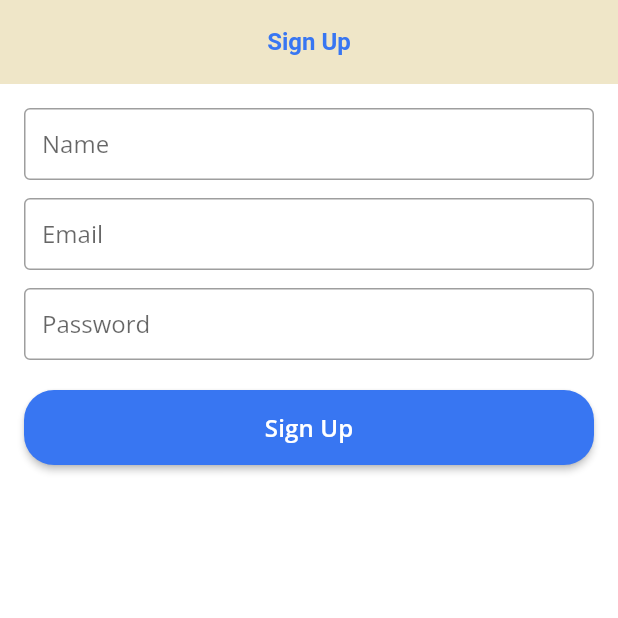
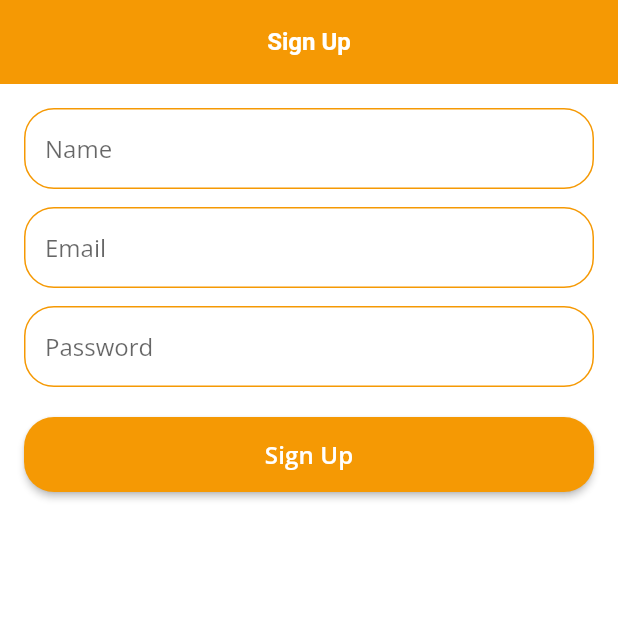
Before and after one commit to Waqas0343/to_do_app_reverpod, a Flutter app: the SignupScreen screen opened by its route, on a phone screen of 412 x 824 dp, the top half of it. Run offline on Flutter 3.47's test engine with Material 3 defaults, Android fonts, the phone set to English and light mode, and no system bars; our stand-ins replace flutter_riverpod, go_router, google_fonts, shared_preferences; accounts and stored records are empty.

Commit message:
Implement All Theme and Custom

```diff
--- a/lib/core/widgets/custom_button.dart
+++ b/lib/core/widgets/custom_button.dart
@@ -29,7 +29,7 @@ class CustomButton extends StatelessWidget {
       height: height,
       child: ElevatedButton(
         style: ElevatedButton.styleFrom(
-          backgroundColor: color ?? AppColors.primary,
+          backgroundColor: color ?? AppColors.secondary,
           shape: RoundedRectangleBorder(
             borderRadius: BorderRadius.circular(20.0),
           ),
--- a/lib/core/widgets/custom_textfield.dart
+++ b/lib/core/widgets/custom_textfield.dart
@@ -1,18 +1,106 @@
 import 'package:flutter/material.dart';
+import 'package:flutter/services.dart';
+import '../theme/app_colors.dart';
 
-class CustomTextField extends StatelessWidget {
+class CustomTextFormField extends StatelessWidget {
   final TextEditingController controller;
-  final String hint;
+  final String? hintText;
+  final String? labelText;
+  final String? errorText;
+  final bool isPassword;
+  final bool obscureText;
+  final VoidCallback? onEyeTap;
+  final TextInputType keyboardType;
+  final List<TextInputFormatter>? inputFormatters;
+  final Function(String)? onChanged;
+  final bool enabled;
+  final Widget? prefixIcon;
+  final Widget? suffixIcon;
+  final bool filled;
+  final Color? fillColor;
+  final double borderRadius;
+  final int maxLines;
+  final int minLines;
+  final String? Function(String?)? validator;
 
-  const CustomTextField({required this.controller, required this.hint, super.key});
+  const CustomTextFormField({
+    super.key,
+    required this.controller,
+    this.hintText,
+    this.labelText,
+    this.errorText,
+    this.isPassword = false,
+    this.obscureText = true,
+    this.onEyeTap,
+    this.keyboardType = TextInputType.text,
+    this.inputFormatters,
+    this.onChanged,
+    this.enabled = true,
+    this.prefixIcon,
+    this.suffixIcon,
+    this.filled = false,
+    this.fillColor,
+    this.borderRadius = 20,
+    this.validator,
+    this.maxLines = 1,
+    this.minLines = 1,
+  });
 
   @override
   Widget build(BuildContext context) {
-    return TextField(
+    return TextFormField(
       controller: controller,
+      keyboardType: keyboardType,
+      inputFormatters: inputFormatters,
+      enabled: enabled,
+      onChanged: onChanged,
+      validator: validator,
+      maxLines: maxLines,
+      minLines: minLines,
+      expands: false,
+
+      obscureText: isPassword ? obscureText : false,
+
       decoration: InputDecoration(
-        hintText: hint,
-        border: OutlineInputBorder(),
+        hintText: hintText,
+        labelText: labelText,
+        errorText: errorText,
+        filled: filled,
+        fillColor: fillColor,
+        prefixIcon: prefixIcon,
+        suffixIcon: isPassword
+            ? IconButton(
+          icon: Icon(
+            obscureText ? Icons.visibility_off : Icons.visibility,
+            color: AppColors.secondary,
+          ),
+          onPressed: onEyeTap,
+        )
+            : suffixIcon,
+        contentPadding: const EdgeInsets.symmetric(
+          vertical: 16,
+          horizontal: 14,
+        ),
+        enabledBorder: OutlineInputBorder(
+          borderRadius: BorderRadius.circular(borderRadius),
+          borderSide: BorderSide(
+            color: filled ? Colors.transparent : AppColors.secondary,
+          ),
+        ),
+        focusedBorder: OutlineInputBorder(
+          borderRadius: BorderRadius.circular(borderRadius),
+          borderSide: BorderSide(
+            color: filled ? Colors.transparent : AppColors.secondary,
+          ),
+        ),
+        errorBorder: OutlineInputBorder(
+          borderRadius: BorderRadius.circular(borderRadius),
+          borderSide:  BorderSide(color: Colors.red),
+        ),
+        focusedErrorBorder: OutlineInputBorder(
+          borderRadius: BorderRadius.circular(borderRadius),
+          borderSide:  BorderSide(color: Colors.red),
+        ),
       ),
     );
   }
--- a/lib/features/todo/presentation/screens/add_edit_todo_screen.dart
+++ b/lib/features/todo/presentation/screens/add_edit_todo_screen.dart
@@ -18,10 +18,10 @@ class AddEditTodoScreen extends ConsumerWidget {
     return Scaffold(
       appBar: AppBar(title: Text(todo != null ? "Edit Todo" : "Add Todo")),
       body: Padding(
-        padding: const EdgeInsets.all(16.0),
+        padding:  EdgeInsets.all(16.0),
         child: Column(
           children: [
-            CustomTextField(controller: controller, hint: "Todo Title"),
+            CustomTextFormField(controller: controller, hintText: "Todo Title"),
             SizedBox(height: 20),
             CustomButton(
               title: "Save",
--- a/lib/features/todo/presentation/screens/onboarding_screen.dart
+++ b/lib/features/todo/presentation/screens/onboarding_screen.dart
@@ -10,7 +10,7 @@ class OnboardingScreen extends ConsumerWidget {
   Widget build(BuildContext context, WidgetRef ref) {
     return Scaffold(
       body: Padding(
-        padding: const EdgeInsets.all(8.0),
+        padding:  EdgeInsets.all(8.0),
         child: Column(
           mainAxisAlignment: MainAxisAlignment.center,
           children: [
--- a/lib/features/todo/presentation/screens/signup_screen.dart
+++ b/lib/features/todo/presentation/screens/signup_screen.dart
@@ -17,11 +17,11 @@ class SignupScreen extends ConsumerWidget {
         padding:  EdgeInsets.all(16.0),
         child: Column(
           children: [
-            CustomTextField(controller: controller.nameController, hint: "Name"),
+            CustomTextFormField(controller: controller.nameController, hintText: "Name"),
             SizedBox(height: 12),
-            CustomTextField(controller: controller.emailController, hint: "Email"),
+            CustomTextFormField(controller: controller.emailController, hintText: "Email"),
             SizedBox(height: 12),
-            CustomTextField(controller: controller.passwordController, hint: "Password"),
+            CustomTextFormField(controller: controller.passwordController, hintText: "Password"),
             SizedBox(height: 20),
             CustomButton(
               title: "Sign Up",
--- a/lib/features/todo/presentation/screens/splash_screen.dart
+++ b/lib/features/todo/presentation/screens/splash_screen.dart
@@ -5,11 +5,9 @@ import '../providers/splash_rev_provider.dart';
 
 class SplashScreen extends ConsumerStatefulWidget {
   const SplashScreen({super.key});
-
   @override
   ConsumerState<SplashScreen> createState() => _SplashScreenState();
 }
-
 class _SplashScreenState extends ConsumerState<SplashScreen> {
   @override
   void initState() {
@@ -20,7 +18,7 @@ class _SplashScreenState extends ConsumerState<SplashScreen> {
   @override
   Widget build(BuildContext context) {
     return const Scaffold(
-      backgroundColor: AppColors.primary,
+      backgroundColor: AppColors.secondary,
       body: Center(
         child: Text(
           "Todo Pro App",
```
Also changed, not shown: lib/core/theme/app_theme.dart (+12 -12 lines), lib/features/todo/presentation/screens/login_screen.dart (+23 -8 lines).
